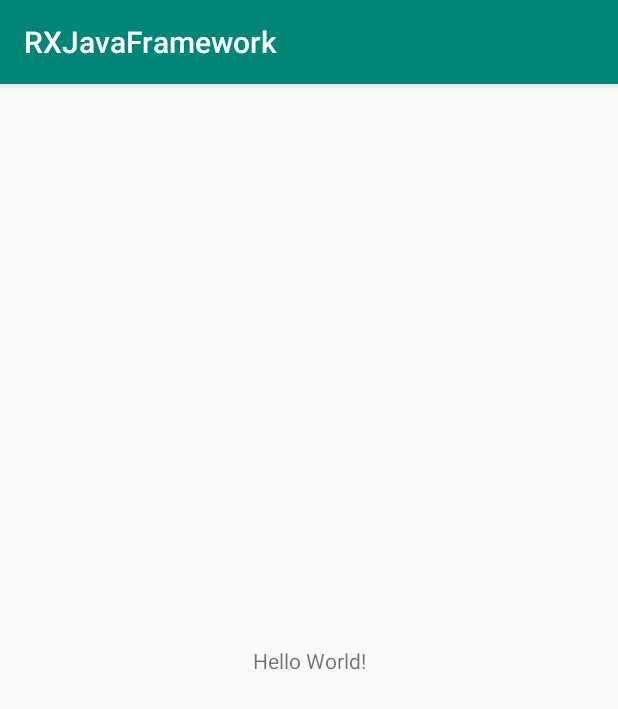
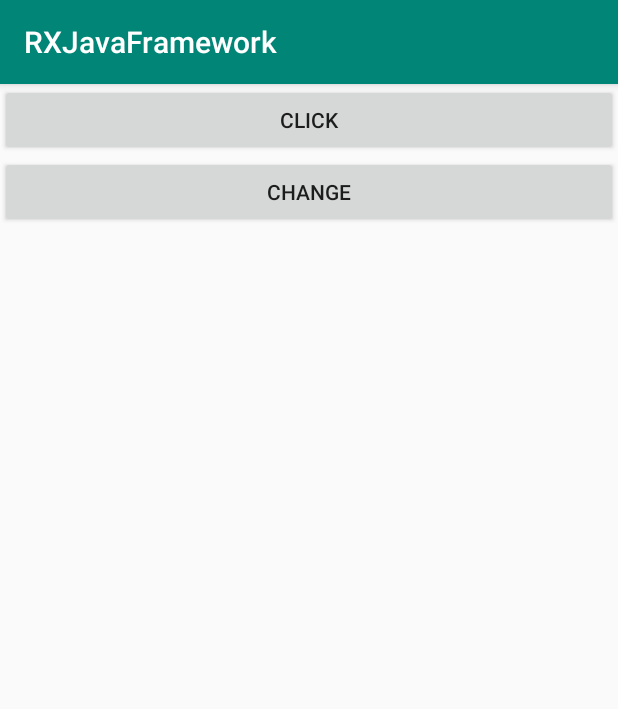
Before and after one commit to ruismile/rxjavaframework, an Android app: the screen it shows after launch (MainActivity), on a phone screen of 412 x 824 dp. Shown: the top 709 px of the screen. Run offline under Robolectric (Android 15) with nearby library versions, the phone set to English and light mode, and no system bars.

Commit message:
事件转换

```diff
--- /dev/null
+++ b/app/src/main/java/com/hanrx/rxjavaframework/Action1.java
@@ -0,0 +1,6 @@
+package com.hanrx.rxjavaframework;
+
+public interface Action1<T> {
+    //呼唤铁匠用铁做生活用具
+    void call(T t);
+}
--- /dev/null
+++ b/app/src/main/java/com/hanrx/rxjavaframework/Func1.java
@@ -0,0 +1,10 @@
+package com.hanrx.rxjavaframework;
+
+/**
+ * 抽象的换的行为
+ * @param <T> 代表放羊的角色
+ * @param <R> 代表打铁的角色
+ */
+public interface Func1<T, R> {
+    R call(T t);
+}
--- /dev/null
+++ b/app/src/main/java/com/hanrx/rxjavaframework/OnSubscrible.java
@@ -0,0 +1,8 @@
+package com.hanrx.rxjavaframework;
+
+/**
+ * 放羊的 表示的类的方式
+ */
+public interface OnSubscrible<T> extends Action1<Subscrible<? super T>> {
+
+}
--- a/app/src/main/res/layout/activity_main.xml
+++ b/app/src/main/res/layout/activity_main.xml
@@ -1,18 +1,23 @@
 <?xml version="1.0" encoding="utf-8"?>
-<android.support.constraint.ConstraintLayout xmlns:android="http://schemas.android.com/apk/res/android"
+<LinearLayout xmlns:android="http://schemas.android.com/apk/res/android"
     xmlns:app="http://schemas.android.com/apk/res-auto"
     xmlns:tools="http://schemas.android.com/tools"
     android:layout_width="match_parent"
     android:layout_height="match_parent"
+    android:orientation="vertical"
     tools:context=".MainActivity">
 
-    <TextView
-        android:layout_width="wrap_content"
+    <Button
+        android:layout_width="match_parent"
         android:layout_height="wrap_content"
-        android:text="Hello World!"
-        app:layout_constraintBottom_toBottomOf="parent"
-        app:layout_constraintLeft_toLeftOf="parent"
-        app:layout_constraintRight_toRightOf="parent"
-        app:layout_constraintTop_toTopOf="parent" />
+        android:text="click"
+        android:onClick="click"
+        />
+    <Button
+        android:layout_width="match_parent"
+        android:layout_height="wrap_content"
+        android:text="change"
+        android:onClick="change"
+        />
 
-</android.support.constraint.ConstraintLayout>
+</LinearLayout>
```
Also changed, not shown: app/src/main/java/com/hanrx/rxjavaframework/MainActivity.java (+54 -1 lines), app/src/main/java/com/hanrx/rxjavaframework/Observable.java (added, +51 -0 lines), app/src/main/java/com/hanrx/rxjavaframework/OnSubScribleLift.java (added, +36 -0 lines), app/src/main/java/com/hanrx/rxjavaframework/Operator.java (added, +10 -0 lines), app/src/main/java/com/hanrx/rxjavaframework/OperatorMap.java (added, +63 -0 lines), app/src/main/java/com/hanrx/rxjavaframework/Subscrible.java (added, +12 -0 lines).
